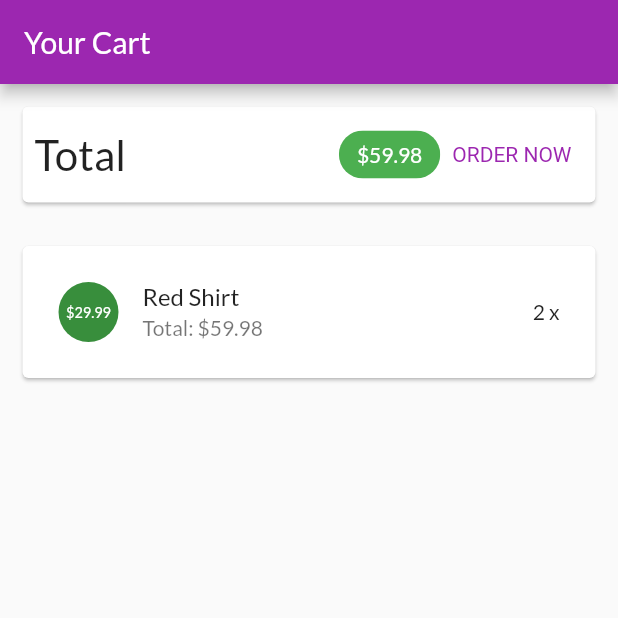
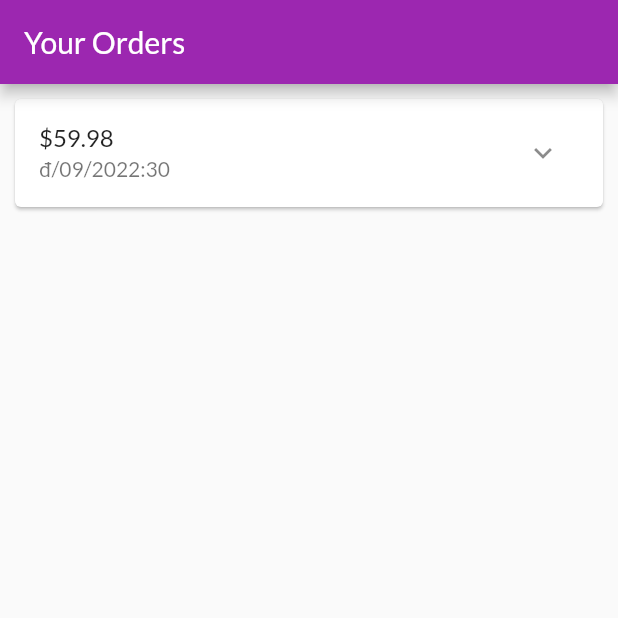
Before and after one commit to lethanhdat0611/origin, a Flutter app: the screen it shows after launch, on a phone screen of 412 x 824 dp, the top half of it. Run offline on Flutter 3.47's test engine with Material 2 defaults, Android fonts, the phone set to English and light mode, and no system bars.

Commit message:
Xay dung trang cac dat hang

```diff
--- a/myshop/lib/main.dart
+++ b/myshop/lib/main.dart
@@ -4,6 +4,8 @@ import 'ui/products/product_detail_screen.dart';
 import 'ui/products/product_overview_screen.dart';
 import 'ui/products/user_products_screen.dart';
 import 'ui/cart/cart_screen.dart';
+import 'ui/orders/orders_screen.dart';
+
 void main() {
   runApp(const MyApp());
 }
@@ -35,11 +37,9 @@ class MyApp extends StatelessWidget {
         ),
         primarySwatch: Colors.green,
       ),
-        home: const SafeArea(
-          child: CartScreen(),
-
-        ),
-
+      home: const SafeArea(
+        child: OrdersScreen(),
+      ),
     );
   }
 }
--- /dev/null
+++ b/myshop/lib/models/order_item.dart
@@ -0,0 +1,33 @@
+import 'cart_item.dart';
+
+class OrderItem {
+  final String? id;
+  final double amount;
+  final List<CartItem> products;
+  final DateTime dateTime;
+
+  int get productCount {
+    return products.length;
+  }
+
+  OrderItem({
+  this.id,
+  required this.amount,
+  required this.products,
+  DateTime? dateTime,
+}): dateTime = dateTime ?? DateTime.now();
+
+  OrderItem copyWith({
+    String? id,
+    double? amount,
+    List<CartItem>? products,
+    DateTime? dateTime,
+  }) {
+    return OrderItem(
+    id: id ?? this.id,
+    amount: amount ?? this.amount,
+    products: products ?? this.products,
+    dateTime: dateTime ?? this.dateTime,
+    );
+  }
+}
--- /dev/null
+++ b/myshop/lib/ui/orders/order_item_card.dart
@@ -0,0 +1,81 @@
+import 'dart:math';
+
+import 'package:flutter/material.dart';
+
+import 'package:intl/intl.dart';
+
+import '../../models/order_item.dart';
+
+class OrderItemCard extends StatefulWidget {
+  final OrderItem order;
+
+  const OrderItemCard(this.order, {super.key});
+
+  @override
+  State<OrderItemCard> createState() => _OrderItemCardState();
+}
+
+class _OrderItemCardState extends State<OrderItemCard> {
+  var _expanded = false;
+  @override
+  Widget build(BuildContext context) {
+    return Card(
+      margin: const EdgeInsets.all(10),
+      child: Column(
+        children: <Widget>[
+          buildOrderSummary(),
+          if (_expanded) buildOrderDetails()
+        ],
+      ),
+    );
+  }
+
+  Widget buildOrderDetails() {
+    return Container(
+      padding: const EdgeInsets.symmetric(horizontal: 15, vertical: 4),
+      height: min(widget.order.productCount * 20.0 + 10, 100),
+      child: ListView(
+        children: widget.order.products
+            .map(
+              (prod) => Row(
+                mainAxisAlignment: MainAxisAlignment.spaceBetween,
+                children: <Widget>[
+                  Text(
+                    prod.title,
+                    style: const TextStyle(
+                      fontSize: 18,
+                      fontWeight: FontWeight.bold,
+                    ),
+                  ),
+                  Text(
+                    '${prod.quantity}x \$${prod.price}',
+                    style: const TextStyle(
+                      fontSize: 18,
+                      color: Colors.grey,
+                    ),
+                  )
+                ],
+              ),
+            )
+            .toList(),
+      ),
+    );
+  }
+
+  Widget buildOrderSummary() {
+    return ListTile(
+      title: Text('\$${widget.order.amount}'),
+      subtitle: Text(
+        DateFormat('đ/MM/yyyy:mm').format(widget.order.dateTime),
+      ),
+      trailing: IconButton(
+        icon: Icon(_expanded ? Icons.expand_less : Icons.expand_more),
+        onPressed: () {
+          setState(() {
+            _expanded = !_expanded;
+          });
+        },
+      ),
+    );
+  }
+}
--- /dev/null
+++ b/myshop/lib/ui/orders/order_manager.dart
@@ -0,0 +1,29 @@
+import 'package:flutter/foundation.dart';
+
+import '../../models/cart_item.dart';
+import '../../models/order_item.dart';
+
+class OrdersManager with  ChangeNotifier {
+  final List<OrderItem> _orders = [
+    OrderItem(
+      id: 'o1',
+      amount: 59.98,
+      products: [
+        CartItem(
+          id: 'c1',
+          title: 'Red Shirt',
+          price: 29.99,
+          quantity: 2,
+        )
+      ],
+      dateTime: DateTime.now(),
+    )
+  ];
+  int get orderCount {
+    return _orders.length;
+  }
+
+  List<OrderItem> get orders {
+    return [..._orders];
+  }
+}
--- /dev/null
+++ b/myshop/lib/ui/orders/orders_screen.dart
@@ -0,0 +1,22 @@
+import 'package:flutter/material.dart';
+import '../orders/order_item_card.dart';
+import '../orders/order_manager.dart';
+
+class OrdersScreen extends StatelessWidget {
+  const OrdersScreen({super.key});
+
+  @override
+  Widget build(BuildContext context) {
+    print('building orders');
+    final ordersManager = OrdersManager();
+    return Scaffold(
+      appBar: AppBar(
+        title: const Text('Your Orders'),
+      ),
+      body: ListView.builder(
+        itemCount: ordersManager.orderCount,
+        itemBuilder: (ctx, i) => OrderItemCard(ordersManager.orders[i]),
+      ),
+    );
+  }
+}
--- a/myshop/pubspec.yaml
+++ b/myshop/pubspec.yaml
@@ -31,6 +31,7 @@ environment:
 dependencies:
   flutter:
     sdk: flutter
+  intl: ^0.17.0
 
   # The following adds the Cupertino Icons font to your application.
   # Use with the CupertinoIcons class for iOS style icons.
```
Also changed, not shown: myshop/pubspec.lock.
